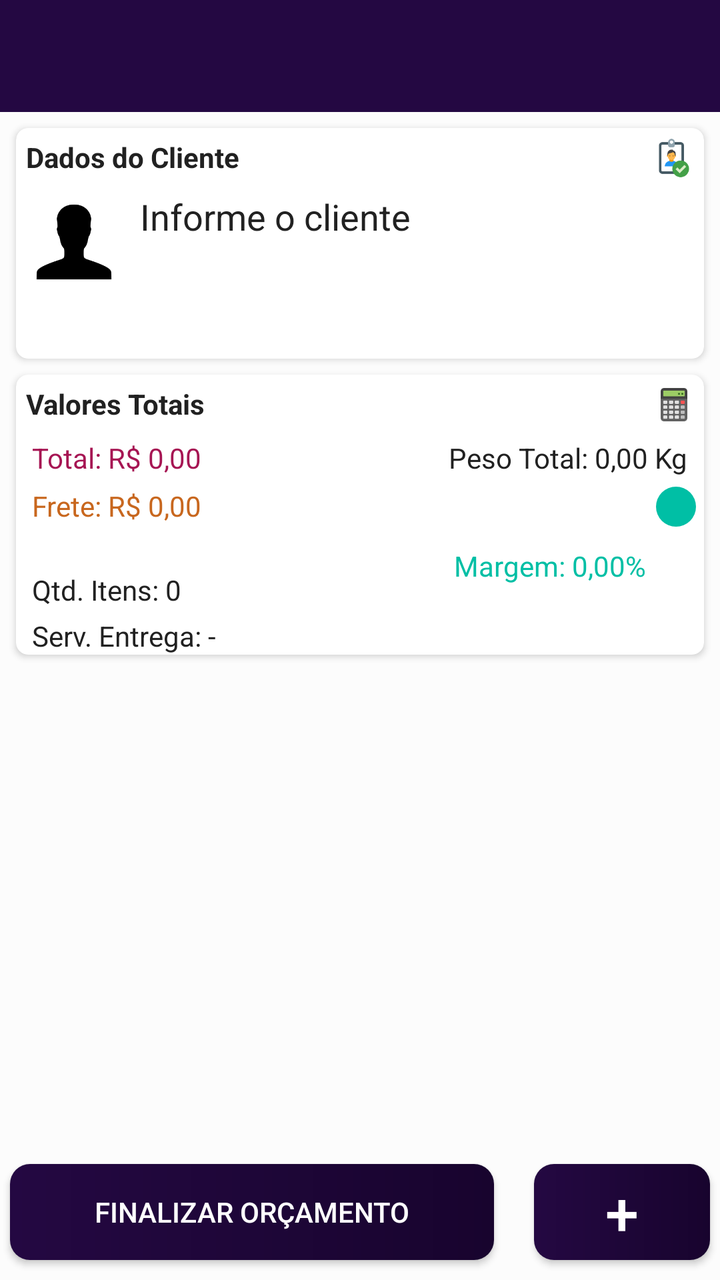
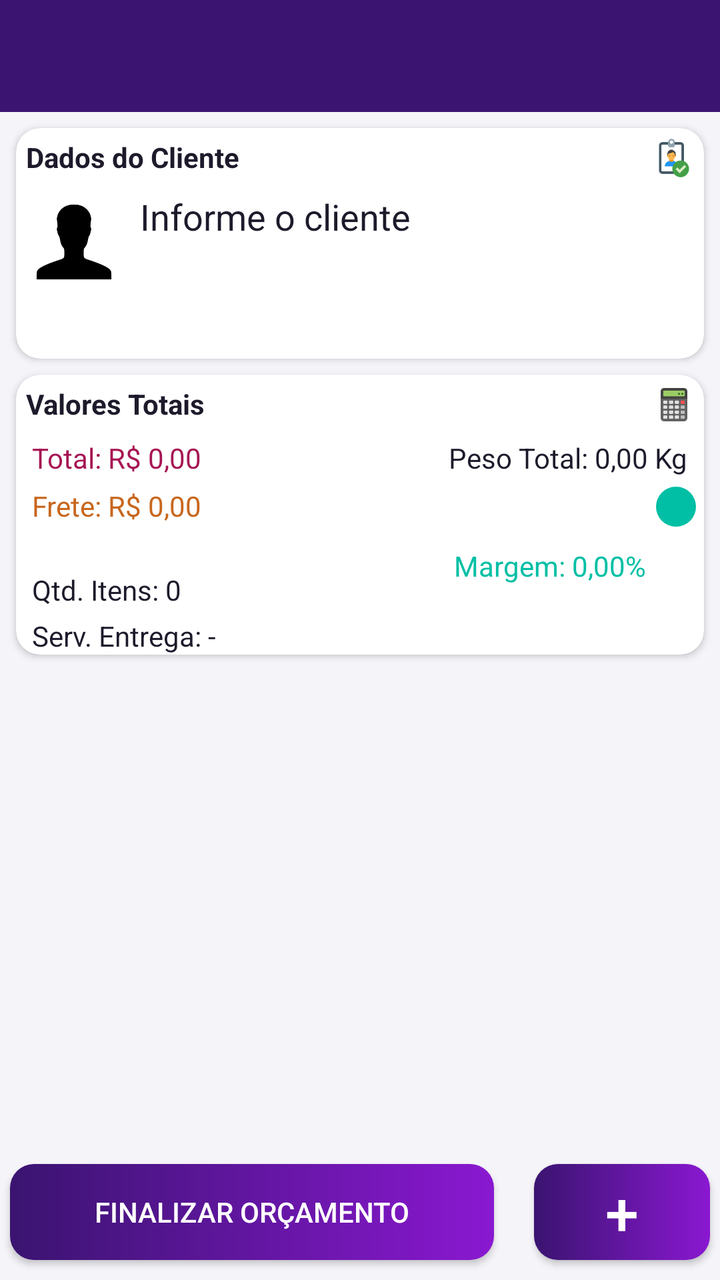

An Android layout rendered at two revisions. The XML below is the earlier revision; the diff shows what the commit changed to produce the second picture.
<!-- AndroidManifest.xml: application theme AppTheme -->
<!-- res/layout/activity_orcamento_lancamento.xml -->
<?xml version="1.0" encoding="utf-8"?>
<androidx.constraintlayout.widget.ConstraintLayout xmlns:android="http://schemas.android.com/apk/res/android"
    xmlns:app="http://schemas.android.com/apk/res-auto"
    xmlns:tools="http://schemas.android.com/tools"
    android:background="@color/ligthgrayline"
    android:layout_width="match_parent"
    android:layout_height="match_parent"
    tools:context=".Orcamento_LancamentoActivity">

    <com.google.android.material.appbar.AppBarLayout
        android:id="@+id/orc_lanc_appbar"
        android:layout_width="0dp"
        android:layout_height="wrap_content"
        android:theme="@style/AppTheme.AppBarOverlay"
        app:elevation="0dp"
        app:layout_constraintEnd_toEndOf="parent"
        app:layout_constraintStart_toStartOf="parent"
        app:layout_constraintTop_toTopOf="parent">

        <View
            android:id="@+id/orc_lanc_status_bar_bg"
            android:layout_width="match_parent"
            android:layout_height="0dp"
            android:background="@color/primary_dark" />

        <androidx.appcompat.widget.Toolbar
            android:id="@+id/orc_lanc_toolbar"
            android:layout_width="match_parent"
            android:layout_height="?attr/actionBarSize"
            android:background="?attr/colorPrimary"
            app:popupTheme="@style/AppTheme.PopupOverlay"
            app:subtitleTextColor="@android:color/white"
            app:titleTextColor="@android:color/white" />

    </com.google.android.material.appbar.AppBarLayout>

    <androidx.cardview.widget.CardView
        android:id="@+id/orc_lanc_cardCliente"
        android:layout_width="match_parent"
        android:layout_height="wrap_content"
        android:layout_marginStart="8dp"
        android:layout_marginTop="8dp"
        android:layout_marginEnd="8dp"
        android:clickable="true"
        app:cardCornerRadius="6dp"
        app:cardElevation="2dp"
        app:layout_constraintEnd_toEndOf="parent"
        app:layout_constraintStart_toStartOf="parent"
        app:layout_constraintTop_toBottomOf="@id/orc_lanc_appbar">

        <androidx.constraintlayout.widget.ConstraintLayout
            android:layout_width="match_parent"
            android:layout_height="match_parent">

            <ImageView
                android:id="@+id/imageView5"
                android:layout_width="20dp"
                android:layout_height="20dp"
                android:layout_marginTop="5dp"
                android:layout_marginEnd="5dp"
                android:scaleType="centerCrop"
                android:src="@drawable/ic_card_dadoscliente"
                app:layout_constraintEnd_toEndOf="parent"
                app:layout_constraintTop_toTopOf="parent" />

            <TextView
                android:id="@+id/textView23"
                android:layout_width="wrap_content"
                android:layout_height="wrap_content"
                android:layout_marginStart="5dp"
                android:layout_marginTop="5dp"
                android:text="Dados do Cliente"
                android:textColor="@color/primary_text"
                android:textStyle="bold"
                app:layout_constraintStart_toStartOf="parent"
                app:layout_constraintTop_toTopOf="parent" />

            <TextView
                android:id="@+id/ped_lanc_numOrc"
                android:layout_width="wrap_content"
                android:layout_height="wrap_content"
                android:layout_marginTop="5dp"
                android:layout_marginEnd="5dp"
                android:text=""
                android:textColor="@color/primary_text"
                android:textStyle="bold"
                app:layout_constraintEnd_toStartOf="@+id/imageView5"
                app:layout_constraintTop_toTopOf="parent" />


            <ImageView
                android:id="@+id/ped_lanc_imgCliente"
                android:layout_width="50dp"
                android:layout_height="50dp"
                android:layout_marginStart="4dp"
                android:layout_marginTop="8dp"
                android:src="@drawable/participante"
                app:layout_constraintStart_toStartOf="parent"
                app:layout_constraintTop_toBottomOf="@+id/textView23" />

            <TextView
                android:id="@+id/ped_lanc_txtCliente"
                android:layout_width="0dp"
                android:layout_height="wrap_content"
                android:layout_marginStart="8dp"
                android:layout_marginTop="8dp"
                android:layout_marginEnd="2dp"
                android:text="Informe o cliente"
                android:textColor="@color/primary_text"
                android:textSize="18sp"
                app:layout_constraintEnd_toEndOf="parent"
                app:layout_constraintHorizontal_bias="0.0"
                app:layout_constraintStart_toEndOf="@+id/ped_lanc_imgCliente"
                app:layout_constraintTop_toBottomOf="@+id/textView23" />

            <TextView
                android:id="@+id/ped_lanc_txtCgccpf"
                android:layout_width="wrap_content"
                android:layout_height="wrap_content"
                android:layout_marginStart="8dp"
                android:layout_marginTop="4dp"
                android:text=""
                android:textSize="10sp"
                android:textStyle="bold"
                app:layout_constraintStart_toEndOf="@+id/ped_lanc_imgCliente"
                app:layout_constraintTop_toBottomOf="@+id/ped_lanc_txtCliente" />

            <TextView
                android:id="@+id/ped_lanc_txtEmail"
                android:layout_width="0dp"
                android:layout_height="wrap_content"
                android:layout_marginStart="8dp"
                android:layout_marginTop="4dp"
                android:layout_marginEnd="5dp"
                android:text=""
                android:textSize="10sp"
                app:layout_constraintEnd_toEndOf="parent"
                app:layout_constraintHorizontal_bias="0.0"
                app:layout_constraintStart_toEndOf="@+id/ped_lanc_imgCliente"
                app:layout_constraintTop_toBottomOf="@+id/ped_lanc_txtCgccpf" />

            <TextView
                android:id="@+id/ped_lanc_tctFone"
                android:layout_width="wrap_content"
                android:layout_height="wrap_content"
                android:layout_marginStart="8dp"
                android:layout_marginTop="5dp"
                android:layout_marginBottom="5dp"
                android:text=""
                android:textSize="10sp"
                app:layout_constraintBottom_toBottomOf="parent"
                app:layout_constraintStart_toEndOf="@+id/ped_lanc_imgCliente"
                app:layout_constraintTop_toBottomOf="@+id/ped_lanc_txtEmail" />


        </androidx.constraintlayout.widget.ConstraintLayout>


    </androidx.cardview.widget.CardView>


    <androidx.cardview.widget.CardView
        android:id="@+id/ped_lanc_cardTotal"
        android:layout_width="match_parent"
        android:layout_height="wrap_content"
        android:layout_marginStart="8dp"
        android:layout_marginTop="8dp"
        android:layout_marginEnd="8dp"
        android:clickable="true"
        app:cardCornerRadius="6dp"
        app:cardElevation="2dp"
        app:layout_constraintEnd_toEndOf="parent"
        app:layout_constraintStart_toStartOf="parent"
        app:layout_constraintTop_toBottomOf="@+id/orc_lanc_cardCliente">

        <androidx.constraintlayout.widget.ConstraintLayout
            android:layout_width="match_parent"
            android:layout_height="match_parent">

            <ImageView
                android:id="@+id/adp_ped_indicador2"
                android:layout_width="20dp"
                android:layout_height="20dp"
                android:layout_marginTop="5dp"
                android:layout_marginEnd="4dp"
                android:src="@drawable/fundo_bt_flutuante"
                app:layout_constraintEnd_toEndOf="parent"
                app:layout_constraintTop_toBottomOf="@+id/ped_lanc_txtPeso" />

            <ImageView
                android:layout_width="20dp"
                android:layout_height="20dp"
                android:layout_marginTop="5dp"
                android:layout_marginEnd="5dp"
                android:scaleType="centerCrop"
                android:src="@drawable/ic_card_totais"
                app:layout_constraintEnd_toEndOf="parent"
                app:layout_constraintTop_toTopOf="parent" />

            <TextView
                android:id="@+id/textView24"
                android:layout_width="wrap_content"
                android:layout_height="wrap_content"
                android:layout_marginStart="5dp"
                android:layout_marginTop="5dp"
                android:text="Valores Totais"
                android:textColor="@color/primary_text"
                android:textStyle="bold"
                app:layout_constraintStart_toStartOf="parent"
                app:layout_constraintTop_toTopOf="parent" />

            <TextView
                android:id="@+id/ped_lanc_txtTotalOrc"
                android:layout_width="wrap_content"
                android:layout_height="wrap_content"
                android:layout_marginStart="8dp"
                android:layout_marginTop="8dp"
                android:text="Total: R$ 0,00"
                android:textColor="@color/roxo"
                android:textSize="14sp"
                app:layout_constraintStart_toStartOf="parent"
                app:layout_constraintTop_toBottomOf="@+id/textView24" />

            <TextView
                android:id="@+id/ActivityOrcamentoLancamento_TxtFrete"
                android:layout_width="wrap_content"
                android:layout_height="wrap_content"
                android:layout_marginStart="8dp"
                android:layout_marginTop="5dp"
                android:text="Frete: R$ 0,00"
                android:textColor="@color/laranja"
                app:layout_constraintStart_toStartOf="parent"
                app:layout_constraintTop_toBottomOf="@id/ped_lanc_txtTotalOrc" />

            <TextView
                android:id="@+id/ped_lanc_txtQtd"
                android:layout_width="wrap_content"
                android:layout_height="wrap_content"
                android:layout_marginStart="8dp"
                android:layout_marginTop="5dp"
                android:layout_marginBottom="5dp"
                android:text="Qtd. Itens: 0"
                android:textColor="@color/primary_text"
                android:textSize="14sp"
                app:layout_constraintBottom_toBottomOf="parent"
                app:layout_constraintStart_toStartOf="parent"
                app:layout_constraintTop_toBottomOf="@+id/ActivityOrcamentoLancamento_TxtFrete" />

            <TextView
                android:id="@+id/ped_lanc_txtServEntrega"
                android:layout_width="wrap_content"
                android:layout_height="wrap_content"
                android:layout_marginStart="8dp"
                android:layout_marginTop="4dp"
                android:text="Serv. Entrega: -"
                android:textColor="@color/primary_text"
                android:textSize="14sp"
                app:layout_constraintStart_toStartOf="parent"
                app:layout_constraintTop_toBottomOf="@id/ped_lanc_txtQtd" />

            <TextView
                android:id="@+id/ped_lanc_txtPeso"
                android:layout_width="wrap_content"
                android:layout_height="wrap_content"
                android:layout_marginStart="8dp"
                android:layout_marginTop="8dp"
                android:layout_marginEnd="8dp"
                android:text="Peso Total: 0,00 Kg"
                android:textColor="@color/primary_text"
                android:textSize="14sp"
                app:layout_constraintEnd_toEndOf="parent"
                app:layout_constraintHorizontal_bias="1.0"
                app:layout_constraintStart_toEndOf="@+id/ped_lanc_txtTotalOrc"
                app:layout_constraintTop_toBottomOf="@+id/textView24" />

            <TextView
                android:id="@+id/ped_lanc_txtMargem"
                android:layout_width="wrap_content"
                android:layout_height="wrap_content"
                android:layout_marginStart="8dp"
                android:layout_marginTop="5dp"
                android:layout_marginEnd="5dp"
                android:layout_marginBottom="5dp"
                android:text="Margem: 0,00%"
                android:textColor="@color/green"
                android:textSize="14sp"
                app:layout_constraintBottom_toBottomOf="parent"
                app:layout_constraintEnd_toStartOf="@+id/adp_ped_indicador2"
                app:layout_constraintHorizontal_bias="1.0"
                app:layout_constraintStart_toEndOf="@+id/ped_lanc_txtQtd"
                app:layout_constraintTop_toBottomOf="@+id/ped_lanc_txtPeso" />


        </androidx.constraintlayout.widget.ConstraintLayout>

    </androidx.cardview.widget.CardView>

    <androidx.recyclerview.widget.RecyclerView
        android:id="@+id/ped_lanc_listaItens"
        android:layout_width="match_parent"
        android:layout_height="0dp"
        android:layout_marginStart="5dp"
        android:layout_marginTop="10dp"
        android:layout_marginEnd="5dp"
        android:layout_marginBottom="10dp"
        app:layout_constraintBottom_toTopOf="@+id/ped_lanc_btnSalvar"
        app:layout_constraintEnd_toEndOf="parent"
        app:layout_constraintHorizontal_bias="1.0"
        app:layout_constraintStart_toStartOf="parent"
        app:layout_constraintTop_toBottomOf="@+id/ped_lanc_cardTotal">

    </androidx.recyclerview.widget.RecyclerView>

    <Button
        android:id="@+id/ped_lanc_btnSalvar"
        android:layout_width="0dp"
        android:layout_height="48dp"
        android:layout_marginStart="5dp"
        android:layout_marginEnd="10dp"
        android:layout_marginBottom="10dp"
        android:background="@drawable/backgroudbuttom"
        android:text="Finalizar Orçamento"
        android:textColor="@color/icons"
        app:layout_constraintBottom_toBottomOf="parent"
        app:layout_constraintEnd_toStartOf="@+id/ped_lanc_btnAdcionar"
        app:layout_constraintHorizontal_chainStyle="spread_inside"
        app:layout_constraintStart_toStartOf="parent" />


    <Button
        android:id="@+id/ped_lanc_btnAdcionar"
        android:layout_width="wrap_content"
        android:layout_height="wrap_content"
        android:layout_marginStart="10dp"
        android:layout_marginEnd="5dp"
        android:layout_marginBottom="10dp"
        android:background="@drawable/backgroudbuttom"
        android:text="+"
        android:textColor="@color/icons"
        android:textSize="30sp"
        app:layout_constraintBottom_toBottomOf="parent"
        app:layout_constraintEnd_toEndOf="parent"
        app:layout_constraintStart_toEndOf="@+id/ped_lanc_btnSalvar" />


</androidx.constraintlayout.widget.ConstraintLayout>
<!-- resources referenced by this layout -->
<resources>
  <color name="green">#00bfa5</color>
  <color name="icons">#FFFFFF</color>
  <color name="laranja">#C8671E</color>
  <color name="ligthgrayline">#FCFCFC</color>
  <color name="primary_dark">#18042E</color>
  <color name="primary_text">#212121</color>
  <color name="roxo">#A61553</color>
  <!-- drawable backgroudbuttom (drawable) -->
  <?xml version="1.0" encoding="utf-8"?>
  <shape xmlns:android="http://schemas.android.com/apk/res/android" android:shape="rectangle">
  
      <gradient android:startColor="@color/primary" android:endColor="@color/primary_dark" android:type="linear"/>
  
      <corners android:radius="10dp"/>
  
  </shape>
  <!-- drawable fundo_bt_flutuante (drawable) -->
  <shape android:shape="oval" xmlns:android="http://schemas.android.com/apk/res/android">
      <solid android:color="@color/green"></solid>
  </shape>
  <style name="AppTheme.AppBarOverlay" parent="ThemeOverlay.AppCompat.Dark.ActionBar" />
  <style name="AppTheme.PopupOverlay" parent="ThemeOverlay.AppCompat.Light" />
  <style name="AppTheme" parent="Theme.AppCompat.Light.DarkActionBar">
          
          <item name="colorPrimary">@color/primary</item>
          <item name="colorPrimaryDark">@color/primary_dark</item>
          <item name="colorAccent">@color/accent</item>
          <item name="android:windowOptOutEdgeToEdgeEnforcement" tools:targetApi="35">true</item>
          <item name="windowActionBarOverlay">false</item>
          <item name="android:windowActionBarOverlay">false</item>
          <item name="android:statusBarColor">@color/primary_dark</item>
          <item name="android:windowLightStatusBar" tools:targetApi="23">false</item>
          <item name="android:textColorPrimary">@color/primary_text</item>
          <item name="android:textColorSecondary">@color/secondary_text</item>
          <item name="android:colorControlNormal">@color/secondary_text</item>
          <item name="android:colorControlActivated">@color/primary</item>
          <item name="android:icon">@color/icons</item>
          <item name="android:colorButtonNormal" tools:targetApi="lollipop">@color/primary_dark</item>
          <item name="android:divider">@color/divider</item>
  
  
      </style>
  <color name="primary">#240842</color>
  <color name="accent">#8A18D1</color>
  <color name="secondary_text">#757575</color>
  <color name="divider">#E0E0E0</color>
  <!-- unchanged entries left out for length: 3 -->
</resources>

<!-- the commit's change to res/layout/activity_orcamento_lancamento.xml (unified diff, before → after) -->
@@ -42,7 +42,7 @@
         android:layout_marginTop="8dp"
         android:layout_marginEnd="8dp"
         android:clickable="true"
-        app:cardCornerRadius="6dp"
+        app:cardCornerRadius="12dp"
         app:cardElevation="2dp"
         app:layout_constraintEnd_toEndOf="parent"
         app:layout_constraintStart_toStartOf="parent"
@@ -167,7 +167,7 @@
         android:layout_marginTop="8dp"
         android:layout_marginEnd="8dp"
         android:clickable="true"
-        app:cardCornerRadius="6dp"
+        app:cardCornerRadius="12dp"
         app:cardElevation="2dp"
         app:layout_constraintEnd_toEndOf="parent"
         app:layout_constraintStart_toStartOf="parent"
<!-- resource entries referenced after the edit -->
@@ -3,26 +3,41 @@
   <color name="green">#00bfa5</color>
   <color name="icons">#FFFFFF</color>
   <color name="laranja">#C8671E</color>
-  <color name="ligthgrayline">#FCFCFC</color>
-  <color name="primary_dark">#18042E</color>
-  <color name="primary_text">#212121</color>
+  <color name="ligthgrayline">#F5F4F9</color>
+  <color name="primary_dark">#24094A</color>
+  <color name="primary_text">#1E1A2B</color>
   <color name="roxo">#A61553</color>
   <!-- drawable backgroudbuttom (drawable) -->
   <?xml version="1.0" encoding="utf-8"?>
-  <shape xmlns:android="http://schemas.android.com/apk/res/android" android:shape="rectangle">
-  
-      <gradient android:startColor="@color/primary" android:endColor="@color/primary_dark" android:type="linear"/>
-  
-      <corners android:radius="10dp"/>
-  
-  </shape>
+  <ripple xmlns:android="http://schemas.android.com/apk/res/android"
+      android:color="#33FFFFFF">
+      <item>
+          <shape android:shape="rectangle">
+              <gradient
+                  android:angle="0"
+                  android:endColor="@color/accent"
+                  android:startColor="@color/primary"
+                  android:type="linear" />
+              <corners android:radius="12dp" />
+          </shape>
+      </item>
+  </ripple>
   <!-- drawable fundo_bt_flutuante (drawable) -->
   <shape android:shape="oval" xmlns:android="http://schemas.android.com/apk/res/android">
       <solid android:color="@color/green"></solid>
   </shape>
   <style name="AppTheme.AppBarOverlay" parent="ThemeOverlay.AppCompat.Dark.ActionBar" />
   <style name="AppTheme.PopupOverlay" parent="ThemeOverlay.AppCompat.Light" />
-  <style name="AppTheme" parent="Theme.AppCompat.Light.DarkActionBar">
+  <style name="AppTheme" parent="Theme.MaterialComponents.Light.DarkActionBar.Bridge">
+          
+          <item name="colorSecondary">@color/accent</item>
+          <item name="colorOnSecondary">@color/icons</item>
+          <item name="shapeAppearanceSmallComponent">@style/ShapeAppearance.Fikon.Small</item>
+          <item name="shapeAppearanceMediumComponent">@style/ShapeAppearance.Fikon.Medium</item>
+          <item name="materialButtonStyle">@style/Widget.Fikon.Button</item>
+          <item name="cardViewStyle">@style/Widget.Fikon.CardView</item>
+          <item name="android:textColorHint">@color/secondary_text</item>
+  
           
           <item name="colorPrimary">@color/primary</item>
           <item name="colorPrimaryDark">@color/primary_dark</item>
@@ -42,10 +57,29 @@
   
   
       </style>
-  <color name="primary">#240842</color>
+  <color name="primary">#3A1470</color>
+  <style name="ShapeAppearance.Fikon.Small" parent="ShapeAppearance.MaterialComponents.SmallComponent">
+          <item name="cornerFamily">rounded</item>
+          <item name="cornerSize">12dp</item>
+      </style>
+  <style name="ShapeAppearance.Fikon.Medium" parent="ShapeAppearance.MaterialComponents.MediumComponent">
+          <item name="cornerFamily">rounded</item>
+          <item name="cornerSize">16dp</item>
+      </style>
+  <style name="Widget.Fikon.Button" parent="Widget.MaterialComponents.Button">
+          <item name="cornerRadius">12dp</item>
+          <item name="android:letterSpacing">0.04</item>
+          <item name="android:fontFamily">sans-serif-medium</item>
+      </style>
+  <style name="Widget.Fikon.CardView" parent="CardView">
+          <item name="cardCornerRadius">12dp</item>
+          <item name="cardElevation">2dp</item>
+          <item name="cardBackgroundColor">@color/surface</item>
+      </style>
   <color name="accent">#8A18D1</color>
-  <color name="secondary_text">#757575</color>
-  <color name="divider">#E0E0E0</color>
+  <color name="secondary_text">#6B6680</color>
+  <color name="divider">#E6E3EE</color>
+  <color name="surface">#FFFFFF</color>
   <!-- unchanged entries left out for length: 3 -->
 </resources>
 
